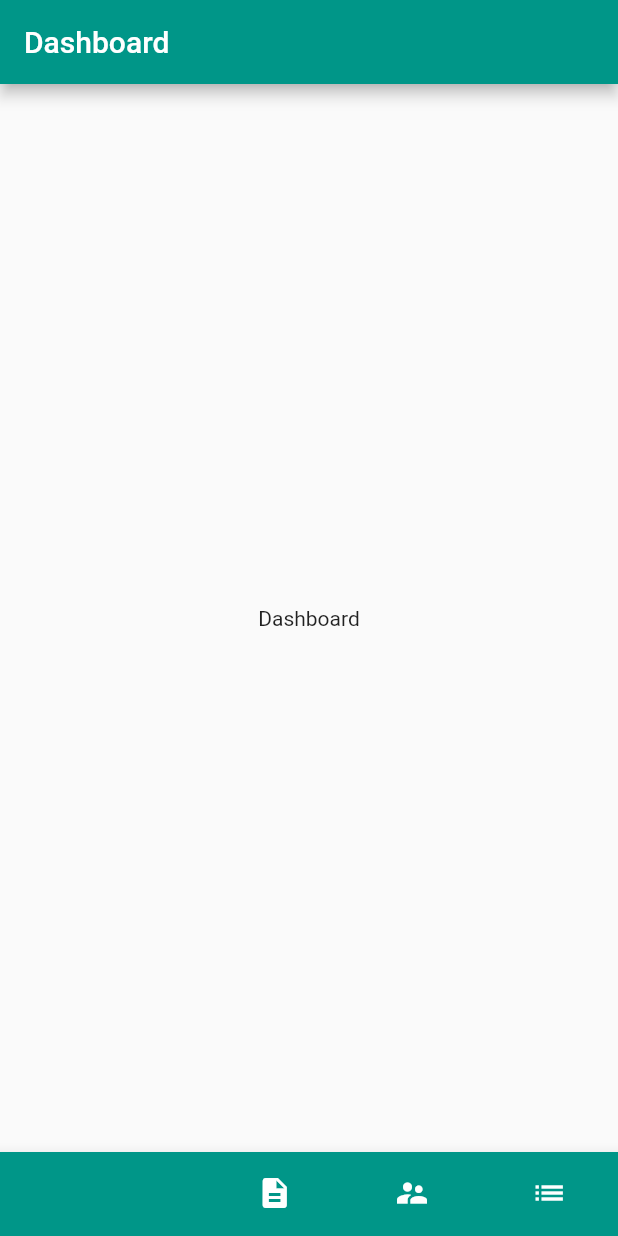
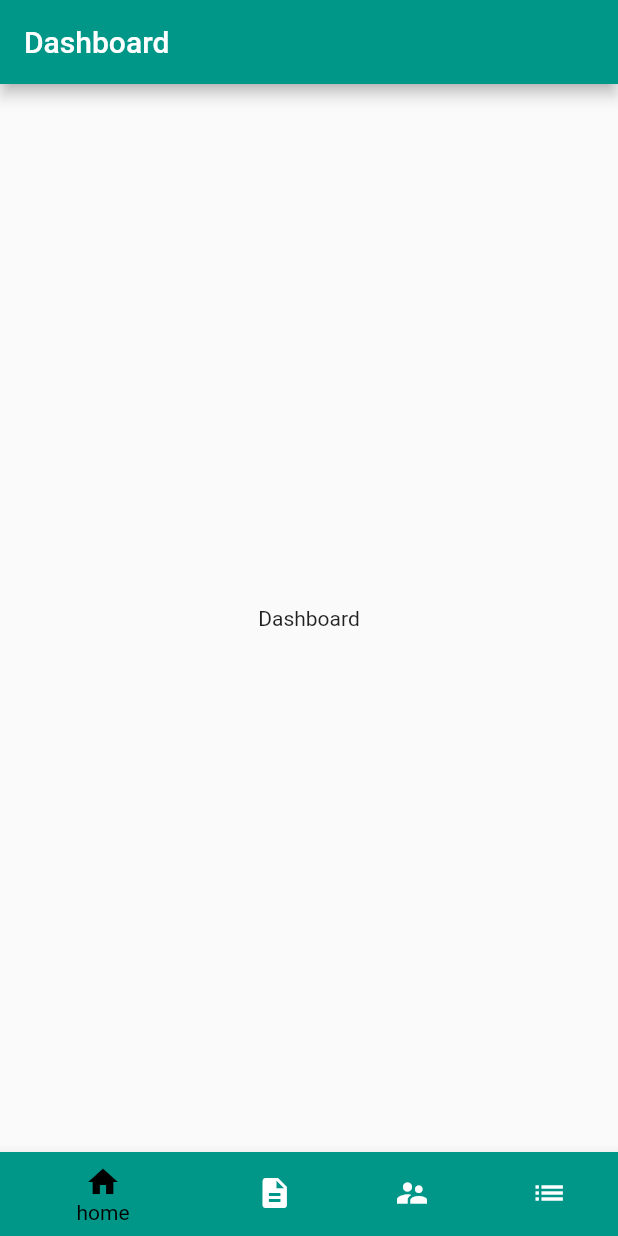
Before and after one commit to imamrmdn/Weekly_Report_BPPT, a Flutter app: the HomePage screen opened directly, on a phone screen of 412 x 824 dp. Run offline on Flutter 3.47's test engine with Material 2 defaults, Android fonts, the phone set to English and light mode, and no system bars.

Commit message:
update bottom nav

```diff
--- a/lib/pages/home.page.dart
+++ b/lib/pages/home.page.dart
@@ -49,8 +49,8 @@ class _HomePageState extends State<HomePage> {
       bottomNavigationBar: BottomNavigationBar(
         onTap: _selectPage,
         backgroundColor: Theme.of(context).primaryColor,
+        selectedItemColor: Colors.black,
         unselectedItemColor: Colors.white,
-        selectedItemColor: Theme.of(context).accentColor,
         currentIndex: _selectedPageIndex,
         // type: BottomNavigationBarType.fixed,
         items: [
```
